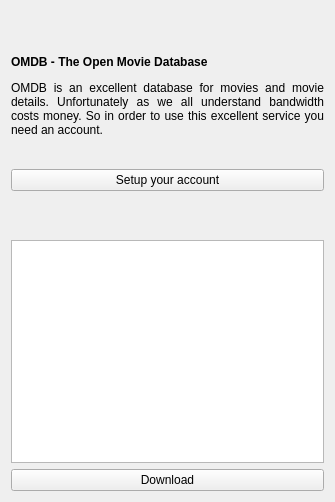
Above: gui/dlgmovie.ui from ensisoft/newsflash-plus before the change. Below: the same form after it.
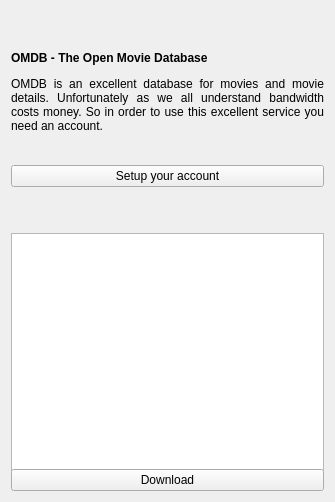
That is the form after the change. Icons and pictures are not drawn.

Commit message:
Update the DlgMovie user interface text font and dialog geometry
Update the DlgMovie user interface text font and dialog geometry.

```diff
--- a/gui/dlgmovie.ui
+++ b/gui/dlgmovie.ui
@@ -144,7 +144,7 @@
      <property name="minimumSize">
       <size>
        <width>0</width>
-       <height>200</height>
+       <height>250</height>
       </size>
      </property>
      <property name="frameShape">
@@ -157,8 +157,8 @@
       <string>&lt;!DOCTYPE HTML PUBLIC &quot;-//W3C//DTD HTML 4.0//EN&quot; &quot;http://www.w3.org/TR/REC-html40/strict.dtd&quot;&gt;
 &lt;html&gt;&lt;head&gt;&lt;meta name=&quot;qrichtext&quot; content=&quot;1&quot; /&gt;&lt;style type=&quot;text/css&quot;&gt;
 p, li { white-space: pre-wrap; }
-&lt;/style&gt;&lt;/head&gt;&lt;body style=&quot; font-family:'Cantarell'; font-size:10pt; font-weight:400; font-style:normal;&quot;&gt;
-&lt;p style=&quot;-qt-paragraph-type:empty; margin-top:0px; margin-bottom:0px; margin-left:0px; margin-right:0px; -qt-block-indent:0; text-indent:0px; font-family:'Sans Serif'; font-size:8pt;&quot;&gt;&lt;br /&gt;&lt;/p&gt;&lt;/body&gt;&lt;/html&gt;</string>
+&lt;/style&gt;&lt;/head&gt;&lt;body style=&quot; font-family:'Sans Serif'; font-size:9pt; font-weight:400; font-style:normal;&quot;&gt;
+&lt;p style=&quot;-qt-paragraph-type:empty; margin-top:0px; margin-bottom:0px; margin-left:0px; margin-right:0px; -qt-block-indent:0; text-indent:0px; font-size:8pt;&quot;&gt;&lt;br /&gt;&lt;/p&gt;&lt;/body&gt;&lt;/html&gt;</string>
      </property>
      <property name="textInteractionFlags">
       <set>Qt::LinksAccessibleByMouse|Qt::TextEditable|Qt::TextEditorInteraction|Qt::TextSelectableByKeyboard|Qt::TextSelectableByMouse</set>
```
